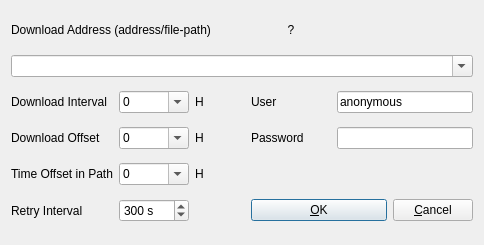
Old version of the form app/qtapp/appcmn_qt/ftpoptdlg.ui in the repository lhuisman/myRTKLIB.
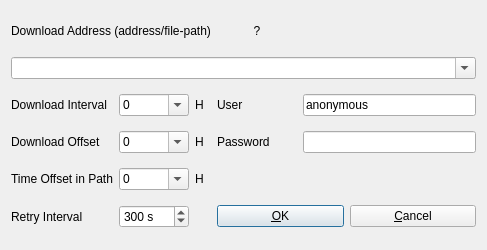
New version of the form.

```diff
--- a/app/qtapp/appcmn_qt/ftpoptdlg.ui
+++ b/app/qtapp/appcmn_qt/ftpoptdlg.ui
@@ -6,8 +6,8 @@
    <rect>
     <x>0</x>
     <y>0</y>
-    <width>484</width>
-    <height>245</height>
+    <width>487</width>
+    <height>250</height>
    </rect>
   </property>
   <property name="windowTitle">
@@ -17,26 +17,6 @@
    <string/>
   </property>
   <layout class="QGridLayout" name="gridLayout">
-   <item row="6" column="5">
-    <widget class="QPushButton" name="btnCancel">
-     <property name="toolTip">
-      <string/>
-     </property>
-     <property name="text">
-      <string>&amp;Cancel</string>
-     </property>
-    </widget>
-   </item>
-   <item row="2" column="4" colspan="2">
-    <widget class="QLineEdit" name="lEUser">
-     <property name="toolTip">
-      <string/>
-     </property>
-     <property name="text">
-      <string>anonymous</string>
-     </property>
-    </widget>
-   </item>
    <item row="3" column="0">
     <widget class="QLabel" name="Label3">
      <property name="enabled">
@@ -143,13 +123,6 @@
      </property>
     </widget>
    </item>
-   <item row="3" column="4" colspan="2">
-    <widget class="QLineEdit" name="lEPassword">
-     <property name="toolTip">
-      <string/>
-     </property>
-    </widget>
-   </item>
    <item row="4" column="0">
     <widget class="QLabel" name="Label8">
      <property name="enabled">
@@ -254,22 +227,6 @@
      </property>
     </widget>
    </item>
-   <item row="6" column="3" colspan="2">
-    <widget class="QPushButton" name="btnOk">
-     <property name="toolTip">
-      <string/>
-     </property>
-     <property name="text">
-      <string>&amp;OK</string>
-     </property>
-     <property name="autoDefault">
-      <bool>true</bool>
-     </property>
-     <property name="default">
-      <bool>true</bool>
-     </property>
-    </widget>
-   </item>
    <item row="2" column="3">
     <widget class="QLabel" name="lbUser">
      <property name="toolTip">
@@ -312,16 +269,6 @@
      </property>
     </widget>
    </item>
-   <item row="1" column="0" colspan="6">
-    <widget class="QComboBox" name="cBAddress">
-     <property name="toolTip">
-      <string/>
-     </property>
-     <property name="editable">
-      <bool>true</bool>
-     </property>
-    </widget>
-   </item>
    <item row="2" column="0">
     <widget class="QLabel" name="Label1">
      <property name="enabled">
@@ -406,6 +353,80 @@
      </property>
     </widget>
    </item>
+   <item row="6" column="3" colspan="2">
+    <widget class="QWidget" name="widget" native="true">
+     <layout class="QHBoxLayout" name="horizontalLayout">
+      <property name="leftMargin">
+       <number>0</number>
+      </property>
+      <property name="topMargin">
+       <number>0</number>
+      </property>
+      <property name="rightMargin">
+       <number>0</number>
+      </property>
+      <property name="bottomMargin">
+       <number>0</number>
+      </property>
+      <item>
+       <widget class="QPushButton" name="btnOk">
+        <property name="toolTip">
+         <string/>
+        </property>
+        <property name="text">
+         <string>&amp;OK</string>
+        </property>
+        <property name="autoDefault">
+         <bool>true</bool>
+        </property>
+        <property name="default">
+         <bool>true</bool>
+        </property>
+       </widget>
+      </item>
+      <item>
+       <widget class="QPushButton" name="btnCancel">
+        <property name="toolTip">
+         <string/>
+        </property>
+        <property name="text">
+         <string>&amp;Cancel</string>
+        </property>
+       </widget>
+      </item>
+     </layout>
+    </widget>
+   </item>
+   <item row="3" column="4">
+    <widget class="QLineEdit" name="lEPassword">
+     <property name="toolTip">
+      <string/>
+     </property>
+     <property name="echoMode">
+      <enum>QLineEdit::Password</enum>
+     </property>
+    </widget>
+   </item>
+   <item row="2" column="4">
+    <widget class="QLineEdit" name="lEUser">
+     <property name="toolTip">
+      <string/>
+     </property>
+     <property name="text">
+      <string>anonymous</string>
+     </property>
+    </widget>
+   </item>
+   <item row="1" column="0" colspan="5">
+    <widget class="QComboBox" name="cBAddress">
+     <property name="toolTip">
+      <string/>
+     </property>
+     <property name="editable">
+      <bool>true</bool>
+     </property>
+    </widget>
+   </item>
   </layout>
  </widget>
  <tabstops>
```
Left out of the diff: 6 changed lines with no effect on the pictures.
